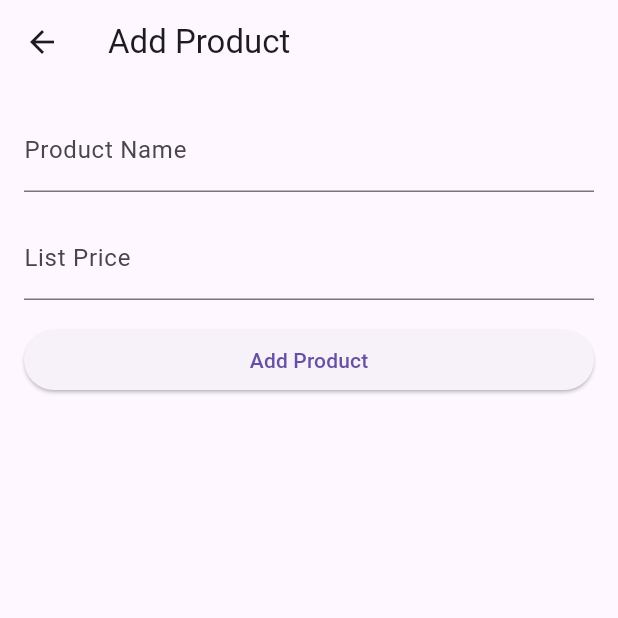
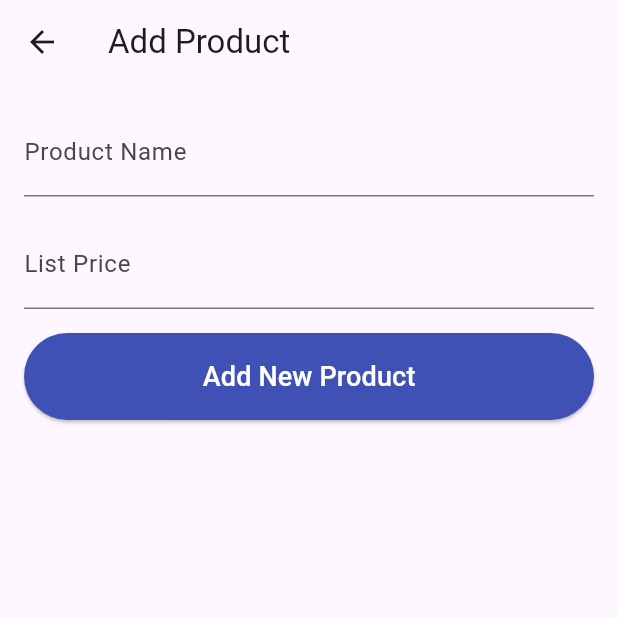
Before and after one commit to Farahhamed/SmartInventory, a Flutter app: the screen it shows after launch, after a tap on "Add New Product", on a phone screen of 412 x 824 dp, the top half of it. Run offline on Flutter 3.47's test engine with Material 3 defaults, Android fonts, the light colour scheme and no system bars; our stand-ins replace cloud_firestore, firebase_core, icons_plus; accounts and stored records are empty; network calls fail.

Commit message:
frontend employees , products , add employees and add products screens

```diff
--- a/lib/main.dart
+++ b/lib/main.dart
@@ -1,8 +1,10 @@
 import 'package:flutter/material.dart';
+import 'package:smartinventory/screens/EmployeeScreen.dart';
 import 'package:smartinventory/screens/ProductsScreen.dart';
 
 void main() {
   runApp(const MaterialApp(
+    debugShowCheckedModeBanner: false,
     home: ProductsScreen(),
   ));
 }
--- a/lib/screens/AddProductScreen.dart
+++ b/lib/screens/AddProductScreen.dart
@@ -24,18 +24,34 @@ class AddProductScreen extends StatelessWidget {
           children: [
             TextField(
               controller: productNameController,
-              decoration: InputDecoration(labelText: 'Product Name'),
+              style: TextStyle(fontSize: 18),
+              decoration: InputDecoration(
+                labelText: 'Product Name',
+                labelStyle: TextStyle(fontSize: 16),
+              ),
             ),
             SizedBox(height: 16),
             TextField(
               controller: listPriceController,
+              style: TextStyle(fontSize: 18),
               keyboardType: TextInputType.number,
-              decoration: InputDecoration(labelText: 'List Price'),
+              decoration: InputDecoration(
+                labelText: 'List Price',
+                labelStyle: TextStyle(fontSize: 16),
+              ),
             ),
             SizedBox(height: 16),
-            ElevatedButton(
+           ElevatedButton(
               onPressed: addProduct,
-              child: Text('Add Product'),
+              style: ElevatedButton.styleFrom(
+                primary: Colors.indigo, // Button color
+                onPrimary: Colors.white, // Text color on button
+                padding: EdgeInsets.all(16.0),
+              ),
+              child: Text(
+                'Add New Product',
+                style: TextStyle(fontSize: 18),
+              ),
             ),
           ],
         ),
--- a/lib/screens/ProductsScreen.dart
+++ b/lib/screens/ProductsScreen.dart
@@ -1,6 +1,30 @@
 import 'package:flutter/material.dart';
 import 'package:smartinventory/screens/AddProductScreen.dart';
 import 'package:smartinventory/services/ProductsService.dart';
+
+void main() {
+  runApp(MyApp());
+}
+
+class MyApp extends StatelessWidget {
+  @override
+  Widget build(BuildContext context) {
+    return MaterialApp(
+      theme: ThemeData(
+        primaryColor: Colors.blue,
+        scaffoldBackgroundColor: Colors.grey[200],
+        elevatedButtonTheme: ElevatedButtonThemeData(
+          style: ElevatedButton.styleFrom(
+            primary: Colors.indigo,
+            onPrimary: Colors.white,
+            padding: EdgeInsets.all(16.0),
+          ),
+        ),
+      ),
+      home: ProductsScreen(),
+    );
+  }
+}
 
 class ProductsScreen extends StatefulWidget {
   const ProductsScreen({Key? key}) : super(key: key);
@@ -54,26 +78,45 @@ class _OdooMethodsViewState extends State<ProductsScreen> {
   Widget build(BuildContext context) {
     return Scaffold(
       appBar: AppBar(
-        title: Text('Flutter + Flask API'),
+        title: Text('Products', style: TextStyle(fontSize: 24)),
       ),
       body: Column(
+        crossAxisAlignment: CrossAxisAlignment.stretch,
         children: [
           Padding(
             padding: const EdgeInsets.all(16.0),
             child: ElevatedButton(
               onPressed: navigateToAddProductForm,
-              child: Text('Add New Product'),
+              style: ElevatedButton.styleFrom(
+                primary: Colors.indigo,
+                onPrimary: Colors.white,
+                padding: EdgeInsets.all(16.0),
+              ),
+              child: Text(
+                'Add New Product',
+                style: TextStyle(fontSize: 18),
+              ),
             ),
           ),
           Expanded(
+            child: Card(
+              margin: EdgeInsets.all(16.0),
+              color: Colors.white,
               child: ListView.builder(
                 itemCount: records.length,
                 itemBuilder: (context, index) {
                   return ListTile(
-                  title: Text(records[index]['name']),
-                  subtitle: Text('List Price: ${records[index]['list_price']}'),
+                    title: Text(
+                      records[index]['name'],
+                      style: TextStyle(fontSize: 16, fontWeight: FontWeight.bold),
+                    ),
+                    subtitle: Text(
+                      'List Price: ${records[index]['list_price']}',
+                      style: TextStyle(fontSize: 14),
+                    ),
                   );
                 },
+              ),
             ),
           ),
         ],
--- a/pubspec.yaml
+++ b/pubspec.yaml
@@ -34,10 +34,6 @@ dependencies:
     sdk: flutter
   get: ^4.6.6
   http: ^1.1.2
-  odoo_rpc: ^0.5.2
-  get: ^4.6.6
-  firebase_core: ^2.24.2
-  odoo_api_plus: ^0.1.1
 
 dev_dependencies:
   cloud_firestore: ^4.14.0
```
Also changed, not shown: lib/screens/AddEmployeeScreen.dart (+20 -4 lines), lib/screens/EmployeeScreen.dart (+27 -8 lines), lib/screens/Login.dart (deleted), pubspec.lock, 3 other files. Lines whose indentation alone changed are shown as unchanged.
